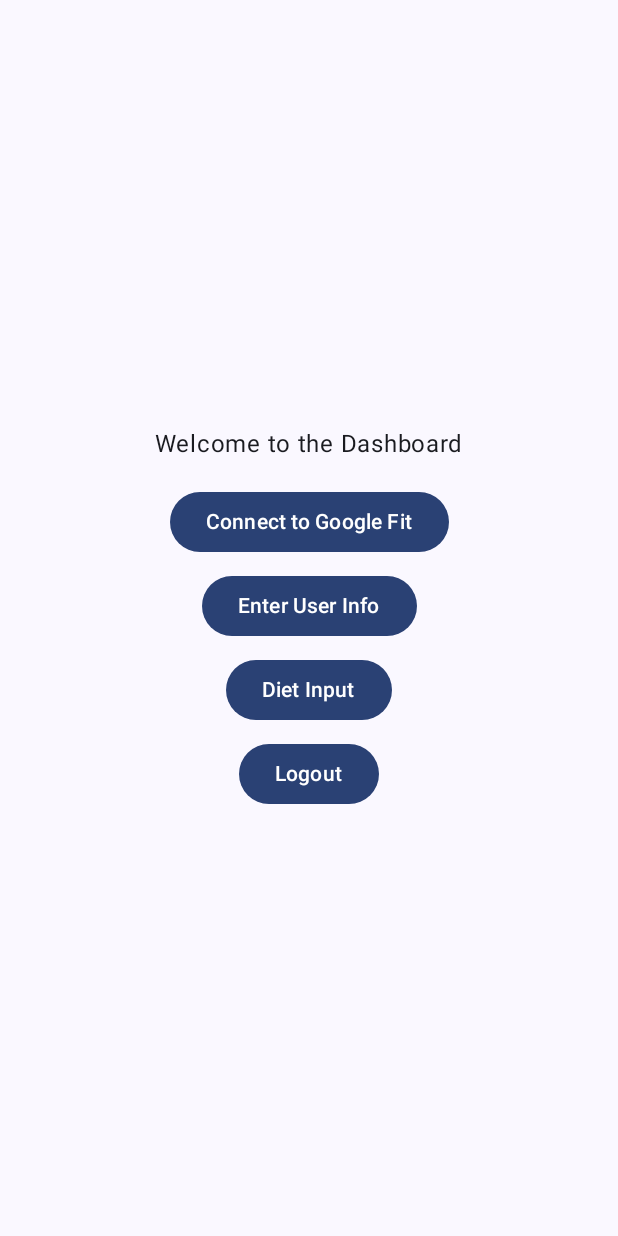
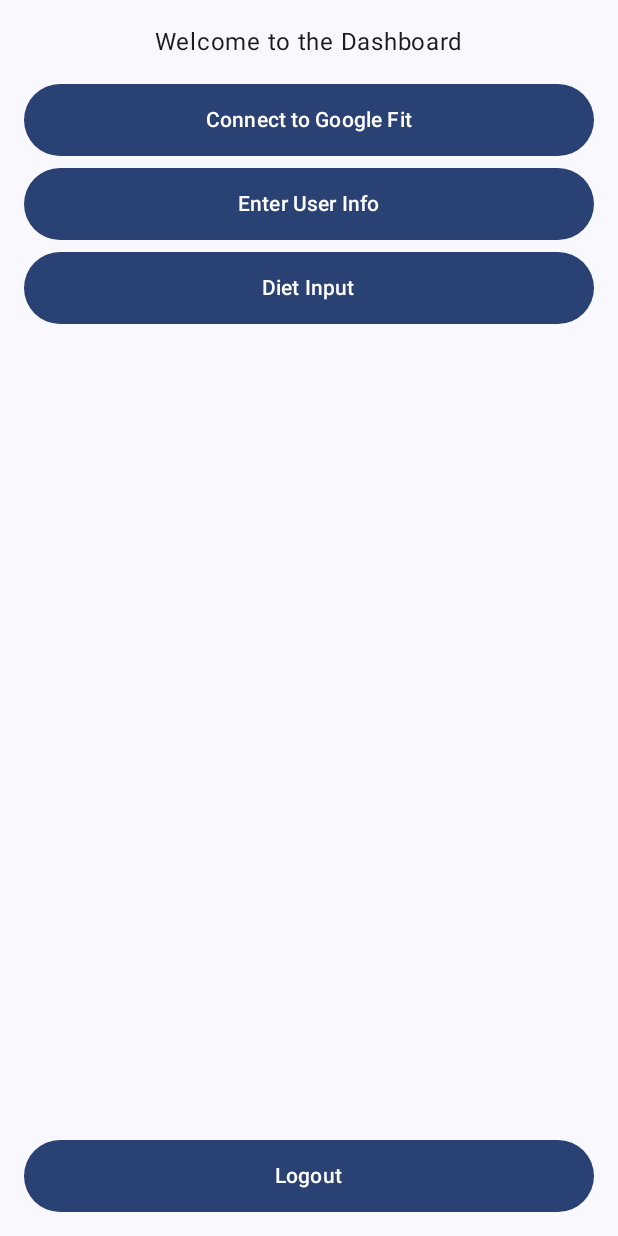
Before and after one commit to zwldarren/CS125_Group50, an Android app built with Jetpack Compose: the DashboardScreen screen opened through its navigation route, on a phone screen of 412 x 824 dp. Run offline under Robolectric (Android 15) with nearby library versions, the phone set to English and light mode, and no system bars; our stand-ins replace Firebase (no records; nobody signed in at launch, a user with empty details on screens opened directly).

Commit message:
Modified the UI layout of the dashboard interface to make the buttons consistent in size.

```diff
--- a/app/src/main/java/com/cs125/group50/screens/DashboardScreen.kt
+++ b/app/src/main/java/com/cs125/group50/screens/DashboardScreen.kt
@@ -1,61 +1,75 @@
 package com.cs125.group50.screens
 
 import android.content.Context
+import androidx.compose.foundation.layout.*
 import androidx.compose.material3.Button
 import androidx.compose.material3.Text
 import androidx.compose.runtime.Composable
 import androidx.compose.ui.Alignment
-import androidx.navigation.NavHostController
-import com.google.firebase.auth.FirebaseAuth
-import androidx.compose.foundation.layout.*
 import androidx.compose.ui.Modifier
 import androidx.compose.ui.unit.dp
 import androidx.lifecycle.viewmodel.compose.viewModel
+import androidx.navigation.NavHostController
 import com.cs125.group50.viewmodel.DashboardViewModel
+import com.google.firebase.auth.FirebaseAuth
 
 @Composable
 fun DashboardScreen(navController: NavHostController, context: Context) {
     val dashboardViewModel = viewModel<DashboardViewModel>()
 
     Column(
+        modifier = Modifier
+            .fillMaxSize()
+            .padding(16.dp), // 添加padding增加边距
         horizontalAlignment = Alignment.CenterHorizontally,
-        verticalArrangement = Arrangement.Center,
-        modifier = Modifier.fillMaxSize()
+        verticalArrangement = Arrangement.Center
     ) {
         Text("Welcome to the Dashboard")
 
         Spacer(modifier = Modifier.height(16.dp))
 
-        Button(onClick = {
-            dashboardViewModel.connectGoogleFit(context)
-        }) {
+        // 使按钮宽度一致并设置统一的高度
+        val buttonModifier = Modifier
+            .fillMaxWidth()
+            .height(48.dp)
+
+        Button(
+            onClick = { dashboardViewModel.connectGoogleFit(context) },
+            modifier = buttonModifier
+        ) {
             Text("Connect to Google Fit")
         }
 
         Spacer(modifier = Modifier.height(8.dp))
 
-        Button(onClick = {
-            navController.navigate("userInfoInput")
-        }) {
+        Button(
+            onClick = { navController.navigate("userInfoInput") },
+            modifier = buttonModifier
+        ) {
             Text("Enter User Info")
         }
 
         Spacer(modifier = Modifier.height(8.dp))
 
-        Button(onClick = {
-            navController.navigate("dietInput")
-        }) {
+        Button(
+            onClick = { navController.navigate("dietInput") },
+            modifier = buttonModifier
+        ) {
             Text("Diet Input")
         }
 
-        Spacer(modifier = Modifier.height(8.dp))
+        // 使用Spacer来填充中间的空间，将登出按钮推到底部
+        Spacer(modifier = Modifier.weight(1f))
 
-        Button(onClick = {
-            FirebaseAuth.getInstance().signOut()
-            navController.navigate("login") {
-                popUpTo("login") { inclusive = true }
-            }
-        }) {
+        Button(
+            onClick = {
+                FirebaseAuth.getInstance().signOut()
+                navController.navigate("login") {
+                    popUpTo("login") { inclusive = true }
+                }
+            },
+            modifier = buttonModifier
+        ) {
             Text("Logout")
         }
     }
```
